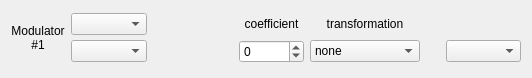
This is sources/editor/modulator/modulatorcell.ui in davy7125/polyphone as Qt 5 draws it before an edit. The edited form follows.
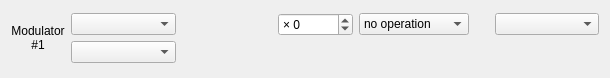
This is the edited form. Custom widgets are drawn as their Qt base class.

Commit message: More information about modulator values

What changed in the file:
```diff
--- a/sources/editor/modulator/modulatorcell.ui
+++ b/sources/editor/modulator/modulatorcell.ui
@@ -6,7 +6,7 @@
    <rect>
     <x>0</x>
     <y>0</y>
-    <width>532</width>
+    <width>610</width>
     <height>78</height>
    </rect>
   </property>
@@ -43,16 +43,6 @@
      </property>
     </widget>
    </item>
-   <item row="1" column="5">
-    <widget class="QSpinBox" name="spinAmount">
-     <property name="minimum">
-      <number>-32768</number>
-     </property>
-     <property name="maximum">
-      <number>32767</number>
-     </property>
-    </widget>
-   </item>
    <item row="1" column="1">
     <widget class="ModulatorComboSrc" name="comboSource2">
      <property name="sizePolicy">
@@ -63,16 +53,6 @@
      </property>
     </widget>
    </item>
-   <item row="1" column="8">
-    <widget class="ModulatorComboDest" name="comboDestination">
-     <property name="sizePolicy">
-      <sizepolicy hsizetype="Expanding" vsizetype="Fixed">
-       <horstretch>0</horstretch>
-       <verstretch>0</verstretch>
-      </sizepolicy>
-     </property>
-    </widget>
-   </item>
    <item row="0" column="1">
     <widget class="ModulatorComboSrc" name="comboSource1">
      <property name="sizePolicy">
@@ -83,20 +63,6 @@
      </property>
     </widget>
    </item>
-   <item row="1" column="6">
-    <widget class="QComboBox" name="comboTransform">
-     <item>
-      <property name="text">
-       <string>none</string>
-      </property>
-     </item>
-     <item>
-      <property name="text">
-       <string>absolute value</string>
-      </property>
-     </item>
-    </widget>
-   </item>
    <item row="1" column="3">
     <widget class="ModulatorComboCurve" name="widgetShape2" native="true">
      <property name="maximumSize">
@@ -117,7 +83,7 @@
      </property>
      <property name="sizeHint" stdset="0">
       <size>
-       <width>60</width>
+       <width>70</width>
        <height>20</height>
       </size>
      </property>
@@ -151,22 +117,46 @@
     </widget>
    </item>
    <item row="0" column="5">
-    <widget class="QLabel" name="labelCoeff">
-     <property name="text">
-      <string>coefficient</string>
+    <widget class="QSpinBox" name="spinAmount">
+     <property name="prefix">
+      <string>× </string>
      </property>
-     <property name="alignment">
-      <set>Qt::AlignCenter</set>
+     <property name="minimum">
+      <number>-32768</number>
+     </property>
+     <property name="maximum">
+      <number>32767</number>
      </property>
     </widget>
    </item>
    <item row="0" column="6">
-    <widget class="QLabel" name="labelTransform">
-     <property name="text">
-      <string>transformation</string>
+    <widget class="QComboBox" name="comboTransform">
+     <item>
+      <property name="text">
+       <string>no operation</string>
+      </property>
+     </item>
+     <item>
+      <property name="text">
+       <string>absolute value</string>
+      </property>
+     </item>
+    </widget>
+   </item>
+   <item row="0" column="8">
+    <widget class="ModulatorComboDest" name="comboDestination">
+     <property name="sizePolicy">
+      <sizepolicy hsizetype="Expanding" vsizetype="Fixed">
+       <horstretch>0</horstretch>
+       <verstretch>0</verstretch>
+      </sizepolicy>
      </property>
-     <property name="alignment">
-      <set>Qt::AlignCenter</set>
+    </widget>
+   </item>
+   <item row="1" column="8">
+    <widget class="QLabel" name="labelFinalRange">
+     <property name="text">
+      <string/>
      </property>
     </widget>
    </item>
```
The commit also changes 8 other files.
